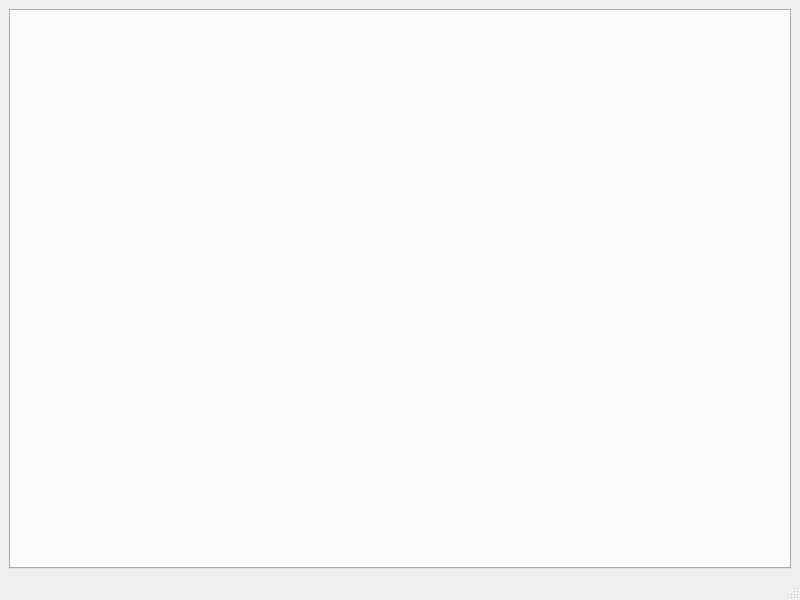
Before: the Qt Designer form mainwindow.ui in grundleborg/mattermost-qt, drawn with Qt 5.
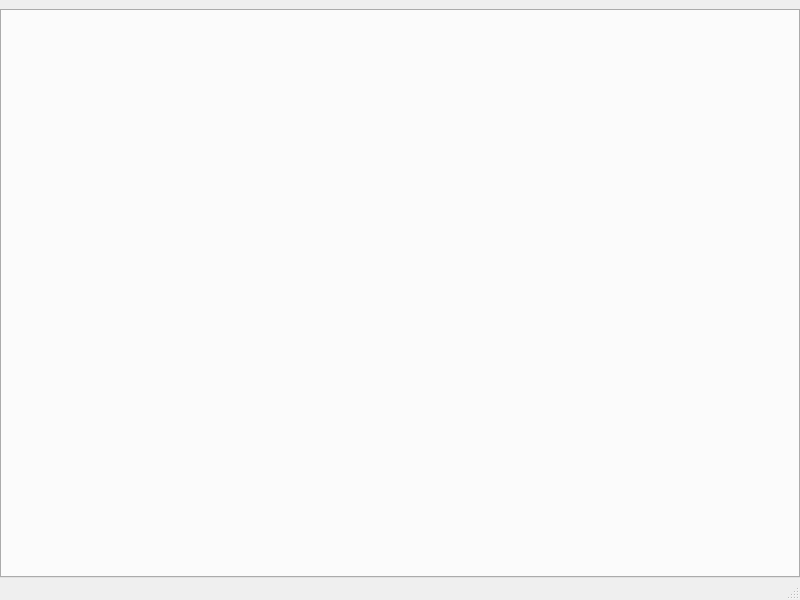
After: the same form once the commit is applied.

Commit message: Sort of abstract the tabs.

```diff
--- a/mainwindow.ui
+++ b/mainwindow.ui
@@ -15,6 +15,18 @@
   </property>
   <widget class="QWidget" name="centralwidget">
    <layout class="QHBoxLayout" name="horizontalLayout">
+    <property name="spacing">
+     <number>0</number>
+    </property>
+    <property name="leftMargin">
+     <number>0</number>
+    </property>
+    <property name="rightMargin">
+     <number>0</number>
+    </property>
+    <property name="bottomMargin">
+     <number>0</number>
+    </property>
     <item>
      <widget class="QTabWidget" name="tabWidget">
       <property name="currentIndex">
```
The commit also changes 5 other files.
